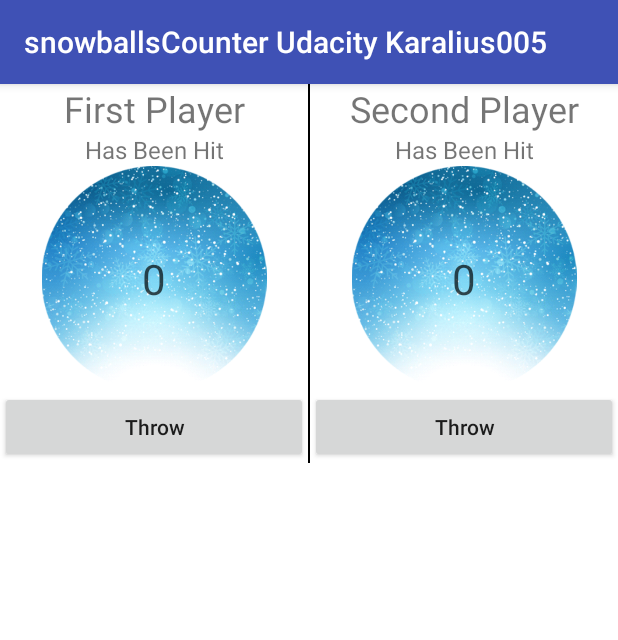
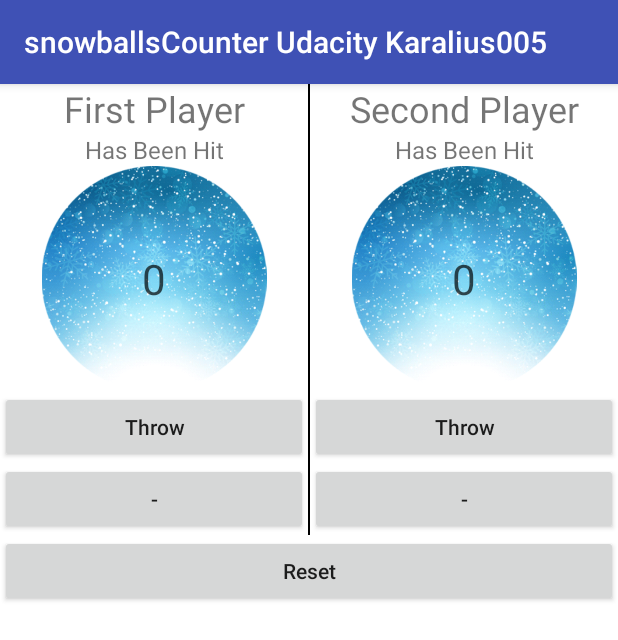
Before and after one commit to JustasGl/snowballsCounterUdacityKaralius005, an Android app: the screen it shows after launch (MainActivity), on a phone screen of 412 x 824 dp. Shown: the top 640 px of the screen. Run offline under Robolectric (Android 15) with nearby library versions, the light colour scheme and no system bars.

Commit message:
updated 03-08

```diff
--- a/app/src/main/java/com/example/android/snowballscounterudacitykaralius005/MainActivity.java
+++ b/app/src/main/java/com/example/android/snowballscounterudacitykaralius005/MainActivity.java
@@ -15,9 +15,14 @@ import pl.droidsonroids.gif.GifImageView;
 import pl.droidsonroids.gif.GifTextView;
 
 public class MainActivity extends AppCompatActivity {
-    Button abutton,bbutton;
+    Button abutton;
+    Button bbutton;
+    Button mina;
+    Button minb;
+    Button reset;
     TextView scorea,scoreb;
-    int tracka = 0,trackb=0;
+    int tracka = 0;
+    int trackb=0;
     GifImageView gif; // with the help of https://stackoverflow.com/questions/6533942/adding-gif-image-in-an-imageview-in-android
     @Override
     protected void onCreate(Bundle savedInstanceState) {
@@ -28,6 +33,36 @@ public class MainActivity extends AppCompatActivity {
         scorea = findViewById(R.id.scorea);
         scoreb = findViewById(R.id.scoreb);
         gif = findViewById(R.id.gif);
+        mina = findViewById(R.id.buttonfirstminus);
+        minb = findViewById(R.id.buttonsecondminus);
+        reset = findViewById(R.id.resetbtn);
+        reset.setOnClickListener(new View.OnClickListener() {
+            @Override
+            public void onClick(View view) {
+                tracka=0;
+                trackb=0;
+                showb();
+                showa();
+            }
+        });
+        mina.setOnClickListener(new View.OnClickListener() {
+            @Override
+            public void onClick(View view) {
+                if(tracka>0) {
+                    tracka--;
+                    showa();
+                }
+            }
+        });
+        minb.setOnClickListener(new View.OnClickListener() {
+            @Override
+            public void onClick(View view) {
+                if(trackb>0) {
+                    trackb--;
+                    showb();
+                }
+            }
+        });
         abutton.setOnClickListener(new View.OnClickListener() {
             @Override
             public void onClick(View view) {
--- a/app/src/main/res/layout-land/activity_main.xml
+++ b/app/src/main/res/layout-land/activity_main.xml
@@ -3,74 +3,68 @@
     xmlns:android="http://schemas.android.com/apk/res/android"
     xmlns:app="http://schemas.android.com/apk/res-auto"
     xmlns:tools="http://schemas.android.com/tools"
+    android:layout_height="match_parent"
     android:layout_width="match_parent"
-    android:layout_height="match_parent">
+    >
 <LinearLayout
     android:layout_width="match_parent"
     android:layout_height="match_parent"
     android:background="@color/white"
     android:orientation="vertical"
     tools:context="com.example.android.snowballscounterudacitykaralius005.MainActivity">
-
     <LinearLayout
         android:layout_width="match_parent"
         android:layout_height="wrap_content"
         android:orientation="horizontal">
-
         <LinearLayout style="@style/layoutstyles">
-
             <TextView
                 style="@style/UpperText"
                 android:text="@string/first_player" />
-
             <TextView style="@style/hasbeen" />
-
             <RelativeLayout
                 android:layout_width="match_parent"
                 android:layout_height="wrap_content">
-
                 <ImageView style="@style/snowballimg" />
-
                 <TextView
                     android:id="@+id/scorea"
                     style="@style/scoretext" />
             </RelativeLayout>
-
             <Button
                 android:id="@+id/buttonfirst"
                 style="@style/throwbutton" />
+            <Button
+                android:id="@+id/buttonfirstminus"
+                style="@style/minusbutton" />
         </LinearLayout>
-
         <LinearLayout
             android:layout_width="@dimen/seperator"
             android:layout_height="match_parent"
             android:background="@color/black" />
-
         <LinearLayout style="@style/layoutstyles">
-
             <TextView
                 style="@style/UpperText"
                 android:text="@string/second_player" />
-
             <TextView style="@style/hasbeen" />
-
             <RelativeLayout
                 android:layout_width="match_parent"
                 android:layout_height="wrap_content">
-
                 <ImageView style="@style/snowballimg" />
-
                 <TextView
                     android:id="@+id/scoreb"
                     style="@style/scoretext" />
             </RelativeLayout>
-
             <Button
                 android:id="@+id/buttonsecond"
                 style="@style/throwbutton" />
+            <Button
+                android:id="@+id/buttonsecondminus"
+                style="@style/minusbutton" />
         </LinearLayout>
     </LinearLayout>
-
+    <Button
+        style="@style/minusbutton"
+        android:text="Reset"
+        android:id="@+id/resetbtn"/>
     <pl.droidsonroids.gif.GifImageView
         android:id="@+id/gif"
         android:layout_width="match_parent"
--- a/app/src/main/res/layout/activity_main.xml
+++ b/app/src/main/res/layout/activity_main.xml
@@ -7,66 +7,59 @@
     android:background="@color/white"
     android:orientation="vertical"
     tools:context="com.example.android.snowballscounterudacitykaralius005.MainActivity">
-
     <LinearLayout
         android:layout_width="match_parent"
         android:layout_height="wrap_content"
         android:orientation="horizontal">
-
         <LinearLayout style="@style/layoutstyles">
-
             <TextView
                 style="@style/UpperText"
                 android:text="@string/first_player" />
-
             <TextView style="@style/hasbeen" />
-
             <RelativeLayout
                 android:layout_width="match_parent"
                 android:layout_height="wrap_content">
-
                 <ImageView style="@style/snowballimg" />
-
                 <TextView
                     android:id="@+id/scorea"
                     style="@style/scoretext" />
             </RelativeLayout>
-
             <Button
                 android:id="@+id/buttonfirst"
                 style="@style/throwbutton" />
+            <Button
+                android:id="@+id/buttonfirstminus"
+                style="@style/minusbutton" />
         </LinearLayout>
-
         <LinearLayout
             android:layout_width="@dimen/seperator"
             android:layout_height="match_parent"
             android:background="@color/black" />
-
         <LinearLayout style="@style/layoutstyles">
-
             <TextView
                 style="@style/UpperText"
                 android:text="@string/second_player" />
-
             <TextView style="@style/hasbeen" />
-
             <RelativeLayout
                 android:layout_width="match_parent"
                 android:layout_height="wrap_content">
-
                 <ImageView style="@style/snowballimg" />
-
                 <TextView
                     android:id="@+id/scoreb"
                     style="@style/scoretext" />
             </RelativeLayout>
-
             <Button
                 android:id="@+id/buttonsecond"
                 style="@style/throwbutton" />
+            <Button
+                android:id="@+id/buttonsecondminus"
+                style="@style/minusbutton" />
         </LinearLayout>
     </LinearLayout>
-
+    <Button
+        style="@style/minusbutton"
+        android:text="Reset"
+        android:id="@+id/resetbtn"/>
     <pl.droidsonroids.gif.GifImageView
         android:id="@+id/gif"
         android:layout_width="300dp"
--- a/app/src/main/res/values/strings.xml
+++ b/app/src/main/res/values/strings.xml
@@ -4,4 +4,5 @@
     <string name="second_player">Second Player</string>
     <string name="buttonthrow">Throw</string>
     <string name="hasbeen">Has Been Hit</string>
+    <string name="minusbtn">-</string>
 </resources>
--- a/app/src/main/res/values/styles.xml
+++ b/app/src/main/res/values/styles.xml
@@ -44,4 +44,7 @@
         <item name="android:textSize">@dimen/hasbeen</item>
         <item name="android:text">@string/hasbeen</item>
     </style>
+    <style name="minusbutton" parent="throwbutton">
+        <item name="android:text">@string/minusbtn</item>
+    </style>
 </resources>
```
